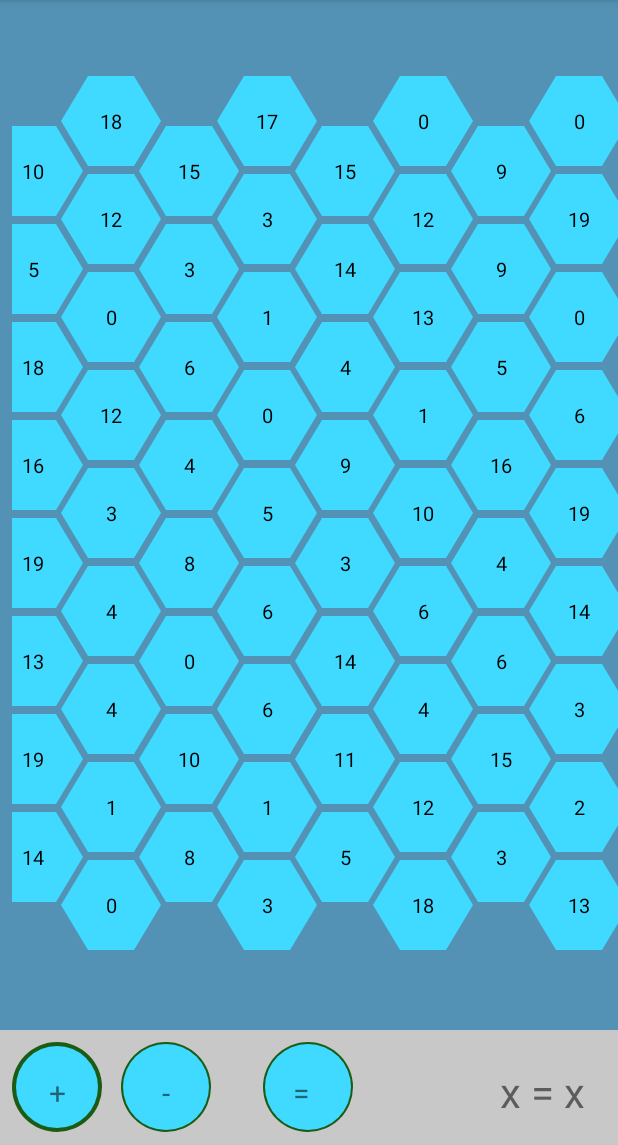
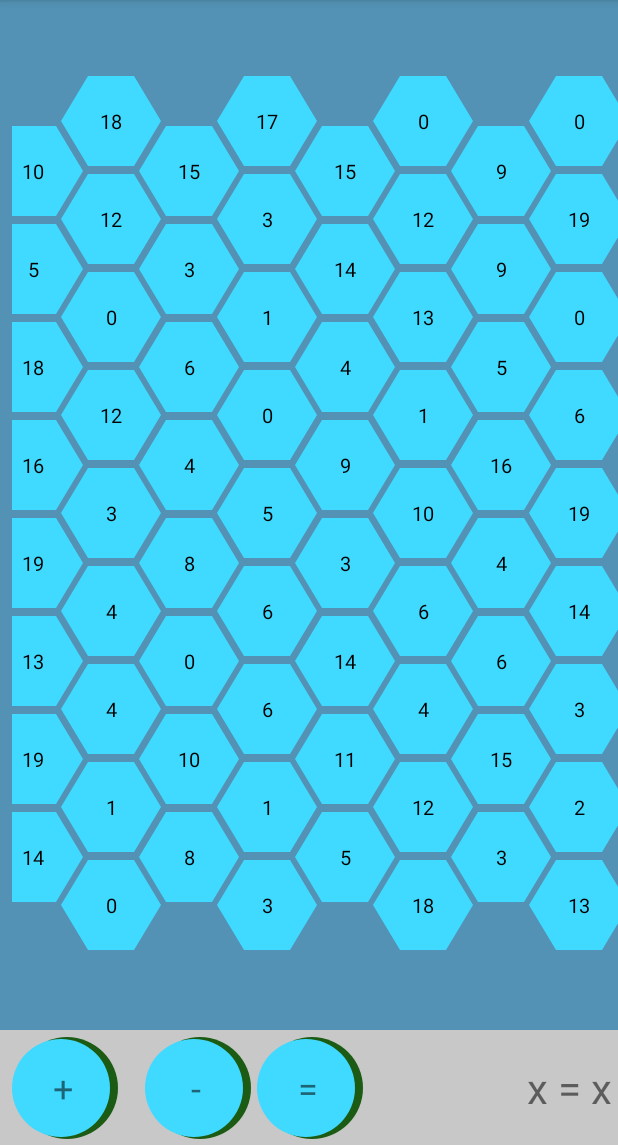
Before and after one commit to foxpaps/cellHexaCalc, an Android app: the screen it shows after launch (MainActivity), on a phone screen of 412 x 824 dp, the part 91-1236 px from its top. Run offline under Robolectric (Android 15) with nearby library versions, the phone set to English and light mode, and no system bars.

Commit message:
Ajustement de la barre d'opération

```diff
--- a/app/src/main/java/com/math/jeux/cellhexacalc/CircularTextView.java
+++ b/app/src/main/java/com/math/jeux/cellhexacalc/CircularTextView.java
@@ -96,14 +96,16 @@ public class CircularTextView extends TextView
         int  w = this.getWidth();
 
         int diameter = ((h > w) ? h : w);
-        int radius = diameter/2;
+        int radius = diameter/2 -6;
 
         this.setHeight(diameter);
         this.setWidth(diameter);
 
-        canvas.drawCircle(diameter / 2 , diameter / 2, radius,strokePaint);
+        canvas.drawCircle(radius +6+4, radius+3+4, radius,strokePaint);
+        canvas.drawCircle(radius+4, radius+3+4, radius-strokeWidth, circlePaint);
 
-        canvas.drawCircle(diameter / 2, diameter / 2, radius-strokeWidth, circlePaint);
+        //canvas.drawCircle(diameter / 2 , diameter / 2, radius,strokePaint);
+        //canvas.drawCircle(diameter / 2, diameter / 2, radius-strokeWidth, circlePaint);
 
         super.draw(canvas);
     }
--- a/app/src/main/res/layout/circular_text_view.xml
+++ b/app/src/main/res/layout/circular_text_view.xml
@@ -1,15 +1,11 @@
 <?xml version="1.0" encoding="utf-8"?>
 <ImageView xmlns:android="http://schemas.android.com/apk/res/android"
     xmlns:app="http://schemas.android.com/apk/res-auto"
-    android:layout_width="fill_parent"
-    android:layout_height="fill_parent"
+    android:layout_width="wrap_content"
+    android:layout_height="wrap_content"
     android:clickable="true"
-    android:scaleType="fitCenter"
-    android:padding="4dp"
     app:StrokeWidth="4"
     app:StrokeColor="@color/colorStroke"
     app:SolidColor="@color/colorSolid"
     app:SelectColor="@color/colorSelected"
-    app:SelectStrokeColor="@color/colorSelectedStroke"
-
-    />
+    app:SelectStrokeColor="@color/colorSelectedStroke" />
--- a/app/src/main/res/layout/operations.xml
+++ b/app/src/main/res/layout/operations.xml
@@ -6,60 +6,55 @@
     android:layout_height="0dp"
     android:layout_weight="1"
     android:layout_gravity="bottom|end"
-    android:paddingBottom="8dp"
-    android:paddingTop="8dp"
-    android:paddingLeft="8dp"
-    android:paddingRight="8dp"
+    android:paddingTop="0dp"
+    android:paddingLeft="4dp"
+    android:paddingRight="4dp"
     android:background="@color/colorBarOperator">
 
     <com.math.jeux.cellhexacalc.CircularTextView
         android:id="@+id/operatorPlus"
         android:layout_width="wrap_content"
-        android:layout_height="wrap_content"
+        android:layout_height="match_parent"
         android:text="+"
         android:gravity="center"
-        android:padding="20dp"
-        app:StrokeWidth="4"
         app:StrokeColor="@color/colorStroke"
         app:SolidColor="@color/colorSolid"
         app:SelectColor="@color/colorSelected"
         app:SelectStrokeColor="@color/colorSelectedStroke"
-        app:TextSize="20"
-        android:layout_alignParentBottom="true"
+        app:TextSize="24"
+        android:layout_centerInParent="true"
         android:layout_alignParentStart="true" />
 
     <com.math.jeux.cellhexacalc.CircularTextView
         android:id="@+id/operatorMoins"
         android:layout_width="wrap_content"
-        android:layout_height="wrap_content"
+        android:layout_height="match_parent"
         android:text="-"
         android:gravity="center"
-        android:padding="20dp"
         android:onClick="handleClick"
         app:StrokeColor="@color/colorStroke"
         app:SolidColor="@color/colorSolid"
         app:SelectColor="@color/colorSelected"
         app:SelectStrokeColor="@color/colorSelectedStroke"
-        app:TextSize="20"
-        android:layout_alignParentBottom="true"
+        app:TextSize="24"
+        android:layout_centerInParent="true"
         android:layout_toEndOf="@+id/operatorPlus"
-        android:layout_marginStart="12dp" />
+        android:layout_marginStart="12dp"/>
 
     <com.math.jeux.cellhexacalc.CircularTextView
         android:id="@+id/operatorEqual"
         android:layout_width="wrap_content"
-        android:layout_height="wrap_content"
+        android:layout_height="match_parent"
         android:text="="
-        android:gravity="fill_horizontal|center"
-        android:padding="20dp"
+        android:gravity="center"
         android:onClick="handleClick"
         app:StrokeColor="@color/colorStroke"
         app:SolidColor="@color/colorSolid"
         app:SelectColor="@color/colorSelected"
         app:SelectStrokeColor="@color/colorSelectedStroke"
-        app:TextSize="20"
-        android:layout_alignParentBottom="true"
-        android:layout_centerHorizontal="true" />
+        app:TextSize="24"
+        android:layout_centerHorizontal="true"
+        android:layout_centerInParent="true" />
 
 
     <TextView
@@ -68,12 +63,9 @@
         android:layout_height="wrap_content"
         android:text="x = x"
         android:gravity="fill_horizontal|right"
-        android:padding="14dp"
         android:textSize="28sp"
-        android:layout_alignParentBottom="true"
-        android:layout_alignParentEnd="true"
-        android:layout_alignTop="@+id/operatorEqual" />
-
-
+        android:layout_centerHorizontal="true"
+        android:layout_centerInParent="true"
+        android:layout_alignParentEnd="true" />
 
 </RelativeLayout>
```
